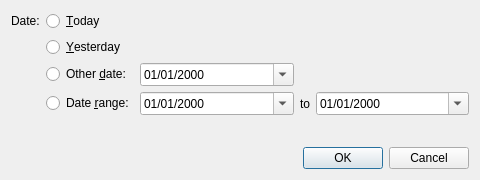
Qt form src/gui/windows/input/DateInputDialog.ui (startkladde/startkladde) before a commit.
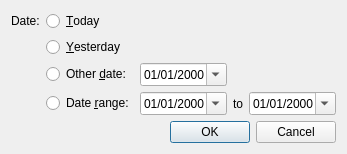
The same form after that commit.

The edit to the form file:
```diff
--- a/src/gui/windows/input/DateInputDialog.ui
+++ b/src/gui/windows/input/DateInputDialog.ui
@@ -6,8 +6,8 @@
    <rect>
     <x>0</x>
     <y>0</y>
-    <width>480</width>
-    <height>180</height>
+    <width>326</width>
+    <height>145</height>
    </rect>
   </property>
   <property name="windowTitle">
```
